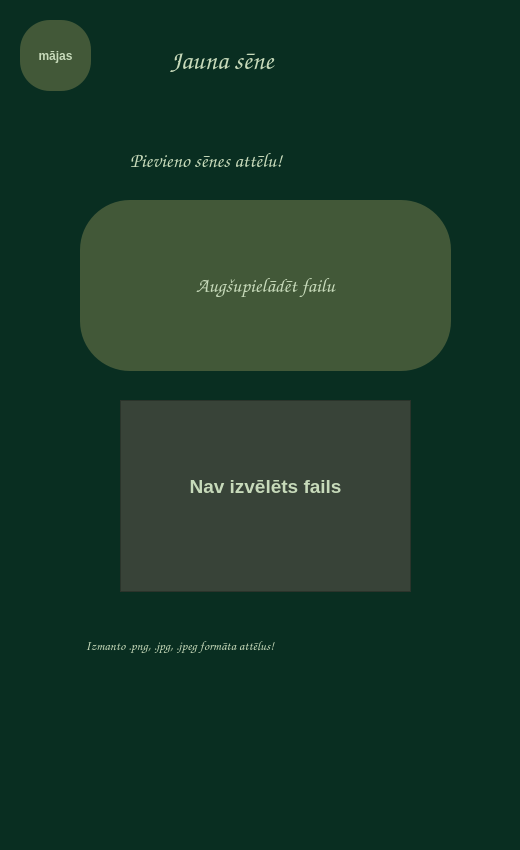
This is ui/newupload.ui in tebuu24/Senu-kolekcionars-2025 as Qt 5 draws it before an edit. The edited form follows.
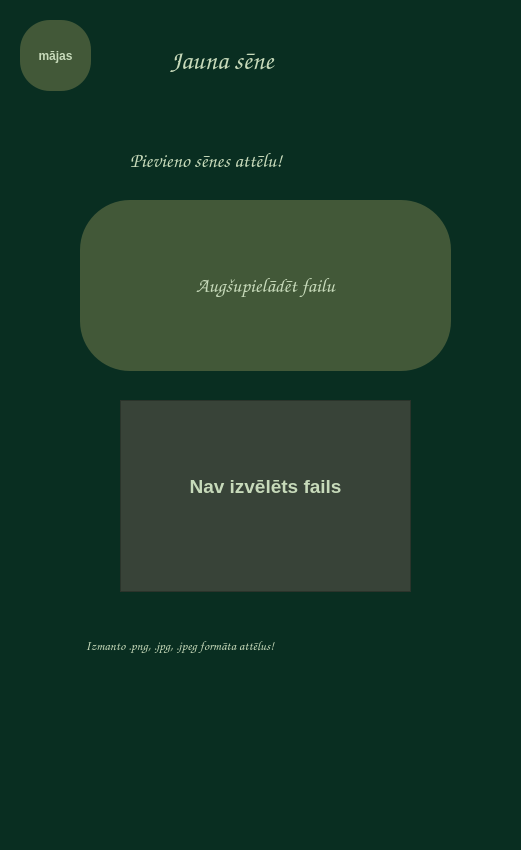
This is the edited form.

Diff of the .ui file:
```diff
--- a/ui/newupload.ui
+++ b/ui/newupload.ui
@@ -6,13 +6,13 @@
    <rect>
     <x>0</x>
     <y>0</y>
-    <width>520</width>
+    <width>521</width>
     <height>850</height>
    </rect>
   </property>
   <property name="minimumSize">
    <size>
-    <width>520</width>
+    <width>521</width>
     <height>850</height>
    </size>
   </property>
```
